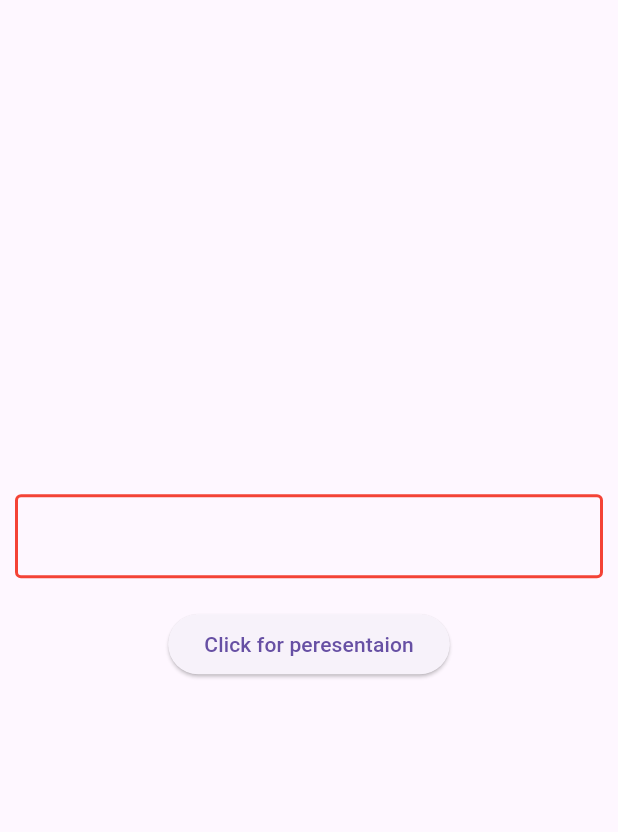
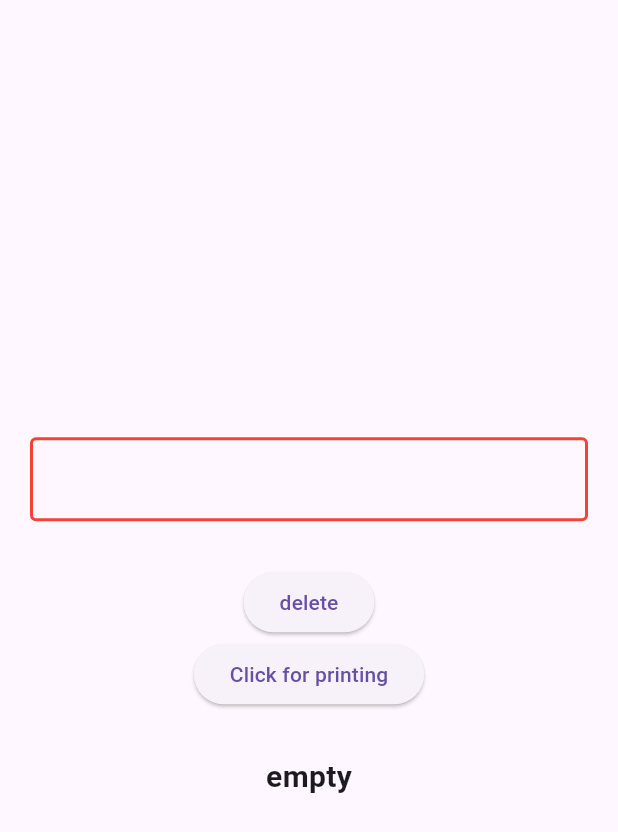
Before and after one commit to ErfAnDev24/note, a Flutter app: the screen it shows after launch, on a phone screen of 412 x 824 dp. Shown: the top 832 px of the screen. Run offline on Flutter 3.47's test engine with Material 3 defaults, Android fonts, the phone set to English and light mode, and no system bars; our stand-ins replace hive_flutter; accounts and stored records are empty.

Commit message:
practicing Hive for basic storaging

```diff
--- a/lib/main.dart
+++ b/lib/main.dart
@@ -1,6 +1,10 @@
 import 'package:flutter/material.dart';
 
-void main() {
+import 'package:hive_flutter/adapters.dart';
+
+void main() async {
+  await Hive.initFlutter();
+  await Hive.openBox('names');
   runApp(Application());
 }
 
@@ -12,8 +16,9 @@ class Application extends StatefulWidget {
 }
 
 class _ApplicationState extends State<Application> {
-  var textController = TextEditingController();
-  var inputedText = '';
+  var textEditingController = TextEditingController();
+  var intputedText = '';
+  var box = Hive.box('names');
 
   @override
   Widget build(BuildContext context) {
@@ -21,13 +26,11 @@ class _ApplicationState extends State<Application> {
       debugShowCheckedModeBanner: false,
       home: Scaffold(
         body: Center(
-          child: Column(
-            mainAxisAlignment: MainAxisAlignment.center,
-            children: [
+          child: Column(mainAxisAlignment: MainAxisAlignment.center, children: [
             Padding(
-                padding: EdgeInsets.symmetric(horizontal: 10),
+              padding: EdgeInsets.symmetric(horizontal: 20),
               child: TextField(
-                  controller: textController,
+                controller: textEditingController,
                 decoration: InputDecoration(
                   enabledBorder: OutlineInputBorder(
                     borderSide: BorderSide(width: 2, color: Colors.red),
@@ -39,22 +42,36 @@ class _ApplicationState extends State<Application> {
               ),
             ),
             SizedBox(
-                height: 20,
+              height: 30,
             ),
             ElevatedButton(
               onPressed: () {
                 setState(() {
-                    inputedText = textController.text;
+                  box.delete(1);
                 });
               },
-                child: Text('Click for peresentaion'),
+              child: Text(
+                'delete',
+              ),
+            ),
+            ElevatedButton(
+              onPressed: () {
+                setState(() {
+                  box.put(1, textEditingController.text);
+                });
+              },
+              child: Text(
+                'Click for printing',
+              ),
             ),
             SizedBox(
-                height: 20,
+              height: 30,
             ),
-              Text(inputedText),
-            ],
+            Text(
+              box.get(1) ?? 'empty',
+              style: TextStyle(fontWeight: FontWeight.bold, fontSize: 20),
             ),
+          ]),
         ),
       ),
     );
--- a/pubspec.yaml
+++ b/pubspec.yaml
@@ -35,8 +35,12 @@ dependencies:
   # The following adds the Cupertino Icons font to your application.
   # Use with the CupertinoIcons class for iOS style icons.
   cupertino_icons: ^1.0.2
+  hive: ^2.2.3
+  hive_flutter: ^1.1.0
+  hive_generator: ^2.0.1
 
 dev_dependencies:
+  build_runner: ^2.4.8
   flutter_test:
     sdk: flutter
 
```
Also changed, not shown: pubspec.lock, 1 other file. Lines whose indentation alone changed are shown as unchanged.
